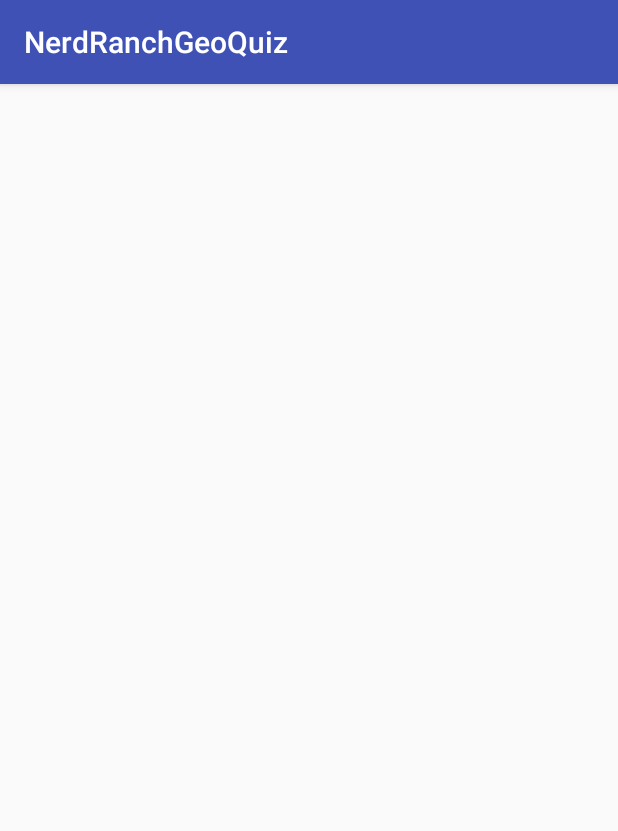
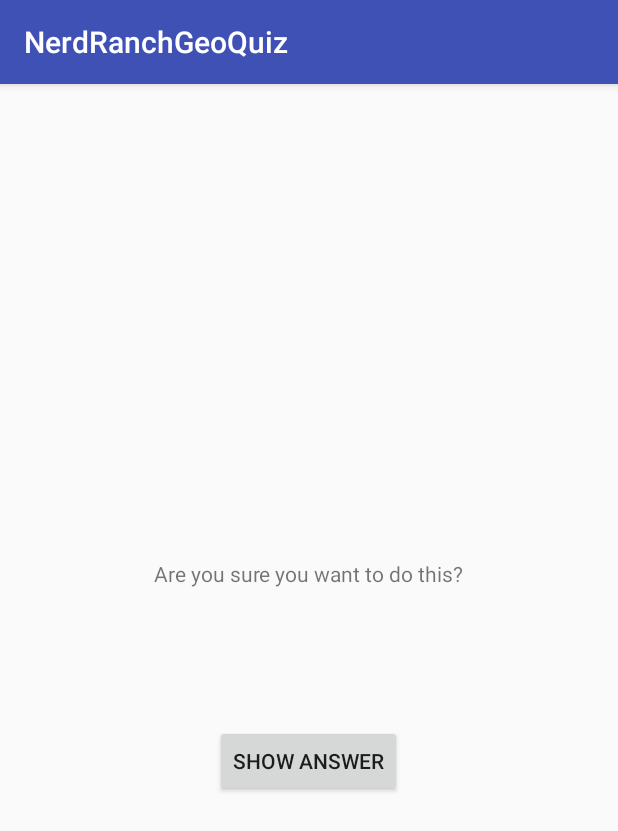
Before and after one commit to Nikunj-Jain/NerdRanchGeoQuiz, an Android app: the CheatActivity screen opened directly, with no data from a screen before it, on a phone screen of 412 x 824 dp. Shown: the top 831 px of the screen. Run offline under Robolectric (Android 15) with nearby library versions, the phone set to English and light mode, and no system bars.

Commit message:
Add layout for CheatActivity

```diff
--- a/app/src/main/res/layout/activity_cheat.xml
+++ b/app/src/main/res/layout/activity_cheat.xml
@@ -1,10 +1,34 @@
 <?xml version="1.0" encoding="utf-8"?>
-<android.support.constraint.ConstraintLayout
+<LinearLayout
     xmlns:android="http://schemas.android.com/apk/res/android"
-    xmlns:app="http://schemas.android.com/apk/res-auto"
     xmlns:tools="http://schemas.android.com/tools"
     android:layout_width="match_parent"
     android:layout_height="match_parent"
-    tools:context="com.bignerdranch.android.nerdranchgeoquiz.CheatActivity">
+    android:gravity="center"
+    android:orientation="vertical"
+    tools:context=".CheatActivity" >
 
-</android.support.constraint.ConstraintLayout>
+    <TextView
+        android:layout_width="wrap_content"
+        android:layout_height="wrap_content"
+        android:padding="24dp"
+        android:text="@string/warning_text"
+        />
+
+    <TextView
+        android:id="@+id/answer_text_view"
+        android:layout_width="wrap_content"
+        android:layout_height="wrap_content"
+        android:padding="24dp"
+        tools:text="Answer"
+        />
+
+    <Button
+        android:id="@+id/show_answer_button"
+        android:layout_width="wrap_content"
+        android:layout_height="wrap_content"
+        android:text="@string/show_answer_button"
+        />
+
+
+</LinearLayout>
```
